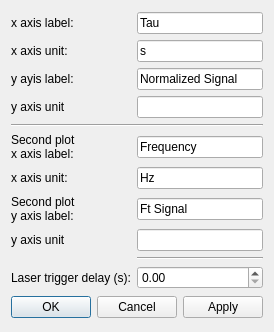
This is gui/pulsed/ui_pulsed_main_gui_settings_analysis.ui in Ulm-IQO/qudi as Qt 5 draws it before an edit. The edited form follows.
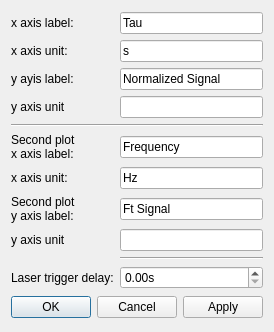
This is the edited form. Custom widgets are drawn as their Qt base class.

Diff of the .ui file:
```diff
--- a/gui/pulsed/ui_pulsed_main_gui_settings_analysis.ui
+++ b/gui/pulsed/ui_pulsed_main_gui_settings_analysis.ui
@@ -148,12 +148,16 @@
       </widget>
      </item>
      <item row="10" column="1">
-      <widget class="ScienDSpinBox" name="ana_param_lasertrigger_delay_ScienDSpinBox"/>
+      <widget class="ScienDSpinBox" name="ana_param_lasertrigger_delay_ScienDSpinBox">
+       <property name="suffix">
+        <string>s</string>
+       </property>
+      </widget>
      </item>
      <item row="10" column="0">
       <widget class="QLabel" name="label_18">
        <property name="text">
-        <string>Laser trigger delay (s):</string>
+        <string>Laser trigger delay:</string>
        </property>
       </widget>
      </item>
```
